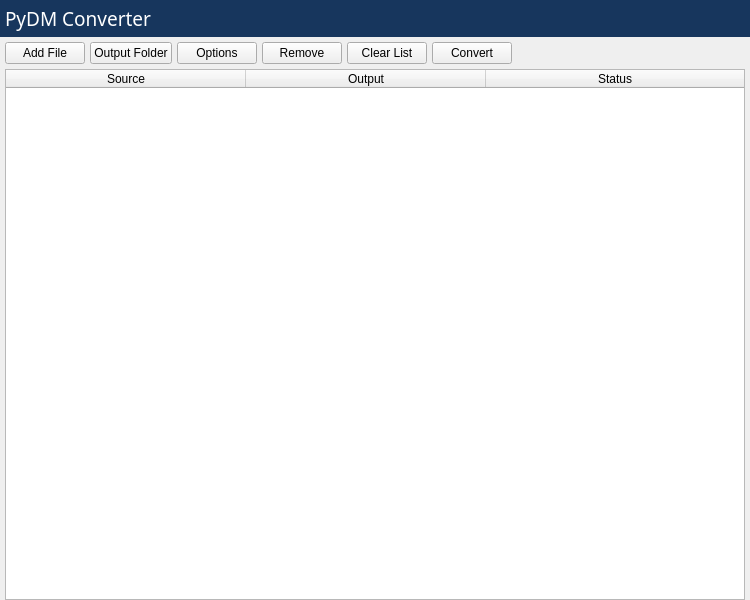
First picture: the form in app/src/view/main_window.ui, repository slaclab/pydm-converter-tool, before the edit.
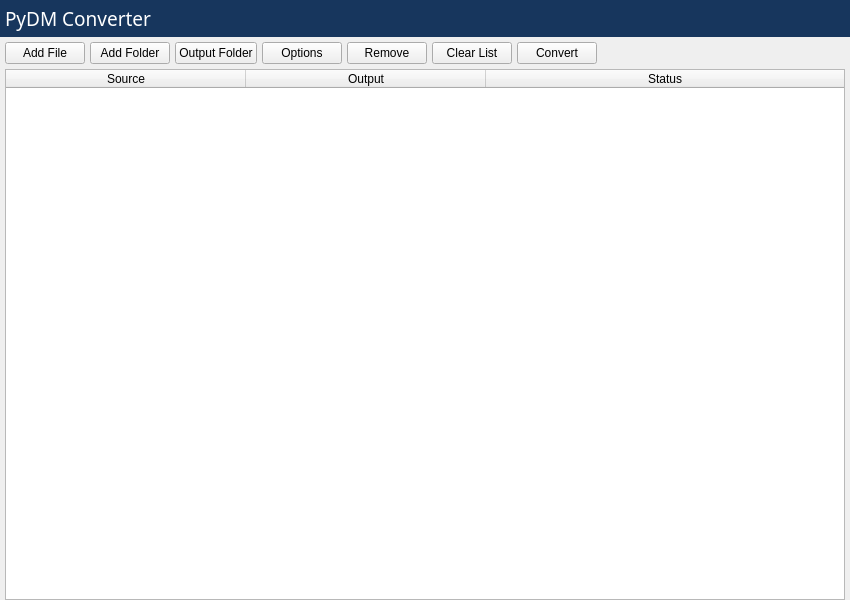
Second picture: the form after the edit. Icons and pictures are not drawn.

Commit message: ENH: Implement add folder button

```diff
--- a/app/src/view/main_window.ui
+++ b/app/src/view/main_window.ui
@@ -6,7 +6,7 @@
    <rect>
     <x>0</x>
     <y>0</y>
-    <width>750</width>
+    <width>850</width>
     <height>600</height>
    </rect>
   </property>
@@ -103,6 +103,23 @@
          </property>
         </widget>
        </item>
+       <item>
+        <widget class="QPushButton" name="add_folder_button">
+         <property name="text">
+          <string>Add Folder</string>
+         </property>
+         <property name="icon">
+          <iconset>
+           <normaloff>../../resources/folder_plus.png</normaloff>../../resources/folder_plus.png</iconset>
+         </property>
+         <property name="iconSize">
+          <size>
+           <width>24</width>
+           <height>24</height>
+          </size>
+         </property>
+        </widget>
+       </item>
        <item>
         <widget class="QPushButton" name="output_folder_button">
          <property name="text">
```
The commit also changes 2 other files.
